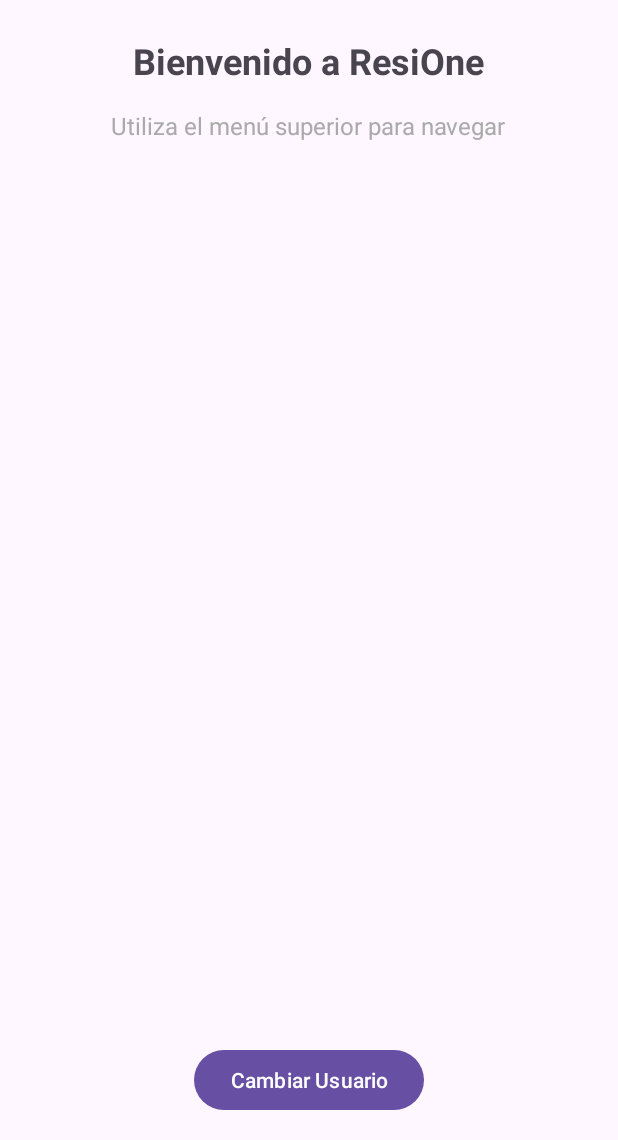
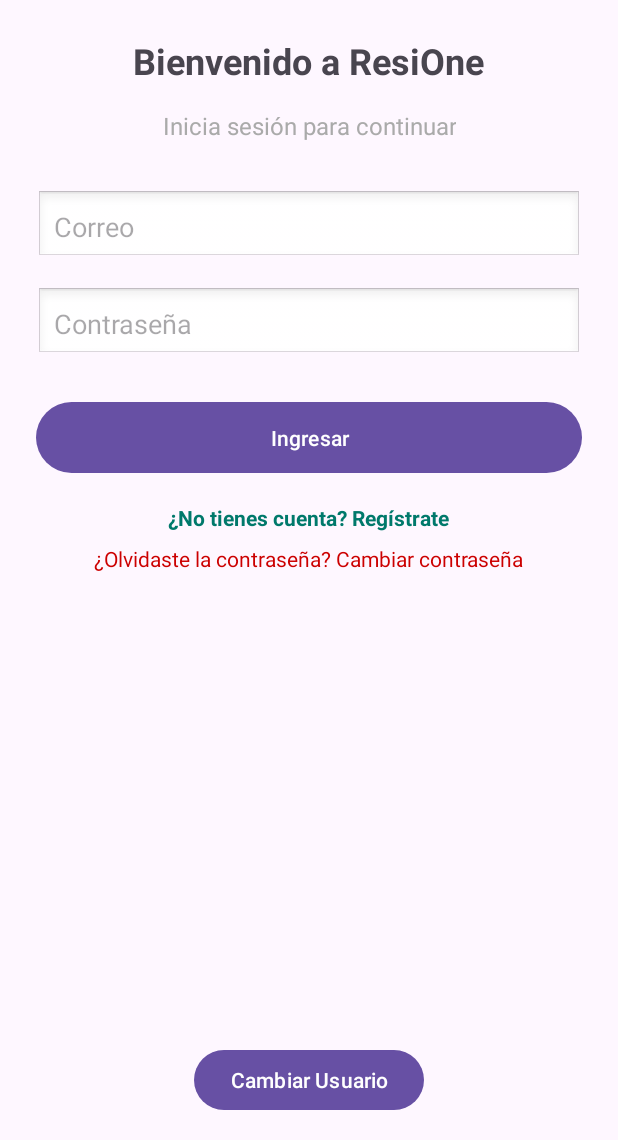
Before and after one commit to TonySC2O/ResiOneMovil, an Android app: the screen it shows after launch (MainActivity), on a phone screen of 412 x 824 dp, the part 96-1236 px from its top. Run offline under Robolectric (Android 15) with nearby library versions, the phone set to English and light mode, and no system bars.

Commit message:
Added login and register

```diff
--- a/ResiOneMobile/app/src/main/AndroidManifest.xml
+++ b/ResiOneMobile/app/src/main/AndroidManifest.xml
@@ -11,6 +11,11 @@
         android:roundIcon="@mipmap/ic_launcher_round"
         android:supportsRtl="true"
         android:theme="@style/Theme.ResiOneMobile">
+        <activity
+            android:name="Registro.CrearRegistro"
+            android:exported="true"
+            android:label="Crear Registro"
+            android:theme="@style/Theme.ResiOneMobile" />
         <activity
             android:name="Reservas.ReservarEspacio"
             android:exported="true"
--- a/ResiOneMobile/app/src/main/java/com/example/resionemobile/MainActivity.kt
+++ b/ResiOneMobile/app/src/main/java/com/example/resionemobile/MainActivity.kt
@@ -1,13 +1,20 @@
 package com.example.resionemobile
 
+import android.content.Intent
 import android.os.Bundle
+import android.widget.Button
+import android.widget.EditText
+import android.widget.TextView
+import android.widget.Toast
 import androidx.activity.enableEdgeToEdge
 import androidx.core.view.ViewCompat
 import androidx.core.view.WindowInsetsCompat
+import Registro.CrearRegistro
 
 /**
  * Activity principal de la aplicación.
  * Pantalla de inicio simple con acceso al menú de navegación.
+ * Ahora funciona como pantalla de Login (mock) y navega a Register / ForgotPassword.
  */
 class MainActivity : BaseActivity() {
 
@@ -26,7 +33,78 @@ class MainActivity : BaseActivity() {
             insets
         }
 
-        // Configurar botón de cambio de usuario para testing
+        // Configurar botón de cambio de usuario para testing (si existe en layout)
         setupUserSwitchButton(R.id.btn_switch_user)
+
+        // -------------------------
+        // VIEWS DE LOGIN
+        // -------------------------
+        val edtEmail = findViewById<EditText>(R.id.edtEmail)
+        val edtPassword = findViewById<EditText>(R.id.edtPassword)
+        val btnLogin = findViewById<Button>(R.id.btnLogin)
+        val tvRegister = findViewById<TextView>(R.id.tvRegister)
+        val tvForgotPassword = findViewById<TextView>(R.id.tvForgotPassword)
+
+        // Acción del botón ingresar
+        btnLogin.setOnClickListener {
+            val email = edtEmail.text.toString().trim()
+            val password = edtPassword.text.toString().trim()
+
+            if (email.isEmpty() || password.isEmpty()) {
+                Toast.makeText(this, "Complete todos los campos", Toast.LENGTH_SHORT).show()
+                return@setOnClickListener
+            }
+
+            loginUser(email, password)
+        }
+
+        // Navegar a registro -> abrir CrearRegistro en package Registro
+        tvRegister.setOnClickListener {
+            navigateToRegister()
+        }
+
+        // Navegar a pantalla de olvido de contraseña
+        tvForgotPassword.setOnClickListener {
+            navigateToForgotPassword()
+        }
+    }
+
+    /**
+     * Función de login. Actualmente es un mock (solo para testing).
+     * Reemplaza el contenido por la llamada a tu API (Retrofit + Coroutines).
+     */
+    private fun loginUser(email: String, password: String) {
+        // TODO: reemplazar por llamada real a la API (Retrofit). Ejemplo:
+        // val response = api.login(LoginRequest(email, password))
+        // if (response.isSuccessful) { guardar token y navegar }
+
+        // MOCK: credenciales de testing
+        if (email == "admin@resi.com" && password == "123456") {
+            Toast.makeText(this, "Bienvenido!", Toast.LENGTH_SHORT).show()
+            // Navega a la pantalla principal / feed luego del login
+            // startActivity(Intent(this, MenuPrincipal::class.java))
+
+            // Si quieres abrir registro tras login exitoso (no usual), descomenta:
+            // startActivity(Intent(this, CrearRegistro::class.java))
+        } else {
+            Toast.makeText(this, "Credenciales incorrectas", Toast.LENGTH_SHORT).show()
+        }
+    }
+
+    private fun navigateToRegister() {
+        val i = Intent(this, CrearRegistro::class.java)
+        startActivity(i)
+    }
+
+
+    private fun navigateToForgotPassword() {
+        try {
+            // si más adelante creas la activity de recuperación:
+            // val i = Intent(this, Registro.ForgotPasswordActivity::class.java)
+            // startActivity(i)
+            Toast.makeText(this, "Funcionalidad en desarrollo", Toast.LENGTH_SHORT).show()
+        } catch (e: Exception) {
+            Toast.makeText(this, "ForgotPasswordActivity no encontrada. Crea la activity para cambiar la contraseña.", Toast.LENGTH_SHORT).show()
+        }
     }
 }
--- a/ResiOneMobile/app/src/main/res/layout/activity_main.xml
+++ b/ResiOneMobile/app/src/main/res/layout/activity_main.xml
@@ -46,6 +46,11 @@
             android:padding="24dp"
             android:gravity="center">
 
+
+            <!-- ============================== -->
+            <!--       SECCIÓN DE LOGIN         -->
+            <!-- ============================== -->
+
             <TextView
                 android:layout_width="wrap_content"
                 android:layout_height="wrap_content"
@@ -57,10 +62,65 @@
             <TextView
                 android:layout_width="wrap_content"
                 android:layout_height="wrap_content"
-                android:text="Utiliza el menú superior para navegar"
+                android:text="Inicia sesión para continuar"
                 android:textSize="16sp"
                 android:textColor="@android:color/darker_gray"
-                android:gravity="center" />
+                android:gravity="center"
+                android:layout_marginBottom="32dp" />
+
+            <EditText
+                android:id="@+id/edtEmail"
+                android:hint="Correo"
+                android:inputType="textEmailAddress"
+                android:layout_width="match_parent"
+                android:layout_height="wrap_content"
+                android:padding="12dp"
+                android:background="@android:drawable/edit_text"
+                android:layout_marginBottom="16dp"/>
+
+            <EditText
+                android:id="@+id/edtPassword"
+                android:hint="Contraseña"
+                android:inputType="textPassword"
+                android:layout_width="match_parent"
+                android:layout_height="wrap_content"
+                android:padding="12dp"
+                android:background="@android:drawable/edit_text"
+                android:layout_marginBottom="24dp"/>
+
+            <Button
+                android:id="@+id/btnLogin"
+                android:text="Ingresar"
+                android:layout_width="match_parent"
+                android:layout_height="wrap_content"
+                android:padding="14dp"/>
+
+            <TextView
+                android:id="@+id/tvRegister"
+                android:layout_width="wrap_content"
+                android:layout_height="wrap_content"
+                android:text="¿No tienes cuenta? Regístrate"
+                android:textColor="@color/teal_700"
+                android:textStyle="bold"
+                android:layout_marginTop="16dp"
+                android:clickable="true"
+                android:focusable="true" />
+
+            <TextView
+                android:id="@+id/tvForgotPassword"
+                android:layout_width="wrap_content"
+                android:layout_height="wrap_content"
+                android:text="¿Olvidaste la contraseña? Cambiar contraseña"
+                android:textColor="@android:color/holo_red_dark"
+                android:layout_marginTop="8dp"
+                android:clickable="true"
+                android:focusable="true" />
+
+
+            <!-- ============================== -->
+            <!--     FIN SECCIÓN DE LOGIN       -->
+            <!-- ============================== -->
+
 
         </LinearLayout>
     </ScrollView>
```
Also changed, not shown: ResiOneMobile/app/src/main/java/Registro/CrearRegistro.kt (added, +126 -0 lines), ResiOneMobile/app/src/main/res/layout/activity_crear_registro.xml (added, +107 -0 lines), 3 other files.
